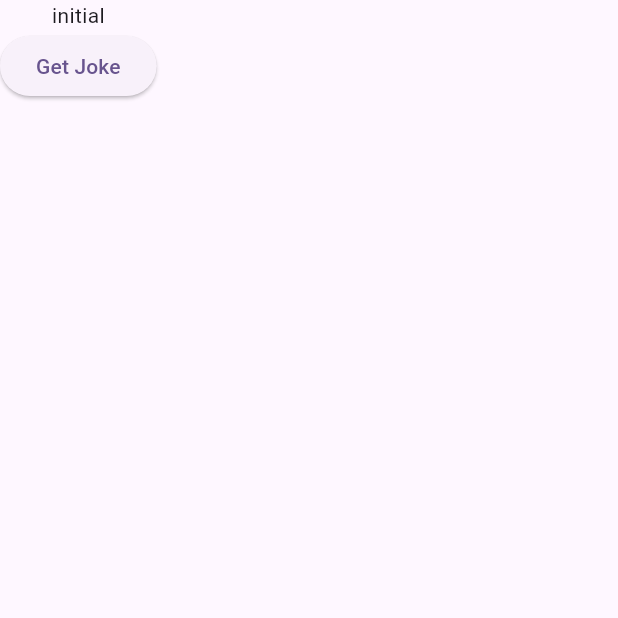
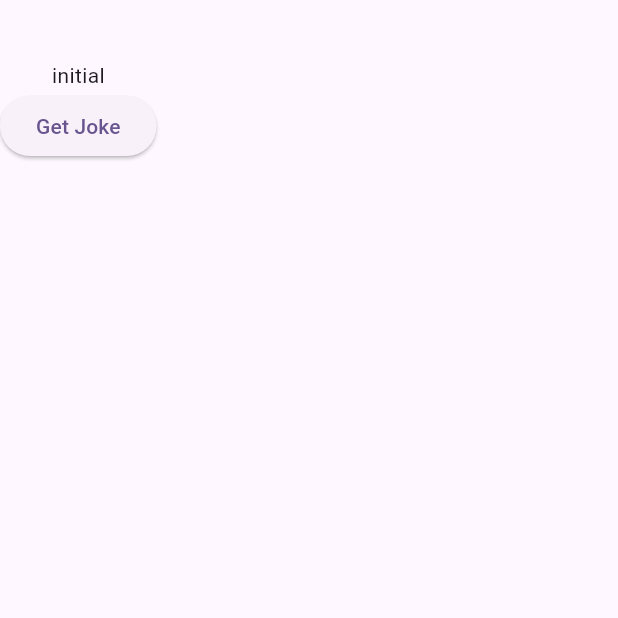
Before and after one commit to KnightproEx/flutter-clean-architecture-template, a Flutter app: the screen it shows after launch, on a phone screen of 412 x 824 dp, the top half of it. Run offline on Flutter 3.47's test engine with Material 2 defaults, Android fonts, the phone set to English and light mode, and no system bars; our stand-ins replace auto_route, dio, flutter_bloc, freezed_annotation, get_it, injectable and 1 more; generated files the repository leaves out were written again; project files that could hold a hidden picture were left out.

Commit message:
feat: update packages' version

```diff
--- a/lib/src/data/datasources/remote/joke_api_service.dart
+++ b/lib/src/data/datasources/remote/joke_api_service.dart
@@ -1,4 +1,5 @@
 import 'package:dio/dio.dart';
+import 'package:flutter/foundation.dart';
 import 'package:injectable/injectable.dart';
 import 'package:retrofit/retrofit.dart';
 
@@ -16,3 +17,5 @@ abstract class JokeApiService {
   @GET('/random_joke')
   Future<HttpResponse<Joke>> getJoke();
 }
+
+Joke deserializeJoke(Map<String, dynamic> json) => Joke.fromJson(json);
--- a/lib/src/data/repositories/base/base_api_repository.dart
+++ b/lib/src/data/repositories/base/base_api_repository.dart
@@ -16,12 +16,12 @@ abstract class BaseApiRepository {
       if (httpResponse.response.statusCode == HttpStatus.ok) {
         return Resource.success(httpResponse.data);
       } else {
-        throw DioError(
+        throw DioException(
           response: httpResponse.response,
           requestOptions: httpResponse.response.requestOptions,
         );
       }
-    } on DioError catch (error) {
+    } on DioException catch (error) {
       return Resource.failure(error);
     }
   }
--- a/lib/src/domain/repositories/joke_repository.dart
+++ b/lib/src/domain/repositories/joke_repository.dart
@@ -1,6 +1,6 @@
 import '../../utils/resources/resource.dart';
 import '../models/joke.dart';
 
-abstract class JokeRepository {
+mixin JokeRepository {
   Future<Resource<Joke>> getJoke();
 }
--- a/lib/src/presentation/cubits/joke/joke_cubit.dart
+++ b/lib/src/presentation/cubits/joke/joke_cubit.dart
@@ -20,12 +20,8 @@ class JokeCubit extends Cubit<JokeState> {
   Future<void> getJoke() async {
     emit(const JokeState.loading());
     final response = await _jokeRepository.getJoke();
-    debugPrint(response.toString());
     response.when(
-      success: (joke) {
-        emit(JokeState.success(joke));
-        debugPrint(joke.toString());
-      },
+      success: (joke) => emit(JokeState.success(joke)),
       failure: (error) => emit(
           JokeState.failure(error.message ?? 'An unexpected error occurred')),
     );
--- a/lib/src/presentation/views/home/home_screen.dart
+++ b/lib/src/presentation/views/home/home_screen.dart
@@ -14,20 +14,22 @@ class HomeScreen extends StatelessWidget {
     return Scaffold(
       body: BlocBuilder<JokeCubit, JokeState>(
         builder: (context, state) {
-          return Column(
+          return Padding(
+            padding: const EdgeInsets.only(top: 40),
+            child: Column(
               children: [
-              Text(
                 state.when(
-                    initial: () => 'initial',
-                    loading: () => 'loading',
-                    success: (joke) => '$joke',
-                    failure: (message) => message),
+                  initial: () => const Text('initial'),
+                  loading: () => const LinearProgressIndicator(),
+                  success: (joke) => Text('$joke'),
+                  failure: Text.new,
                 ),
                 ElevatedButton(
                   onPressed: () async => cubit.getJoke(),
                   child: const Text('Get Joke'),
                 ),
               ],
+            ),
           );
         },
       ),
--- a/lib/src/utils/resources/resource.dart
+++ b/lib/src/utils/resources/resource.dart
@@ -6,5 +6,5 @@ part 'resource.freezed.dart';
 @freezed
 sealed class Resource<T> with _$Resource<T> {
   const factory Resource.success(T data) = Success;
-  const factory Resource.failure(DioError error) = Failure;
+  const factory Resource.failure(DioException error) = Failure;
 }
```
Also changed, not shown: pubspec.yaml (+4 -4 lines), lib/src/config/di/injection.config.dart, lib/src/data/datasources/remote/joke_api_service.g.dart, lib/src/utils/resources/resource.freezed.dart, pubspec.lock, 1 other file. Lines whose indentation alone changed are shown as unchanged.
